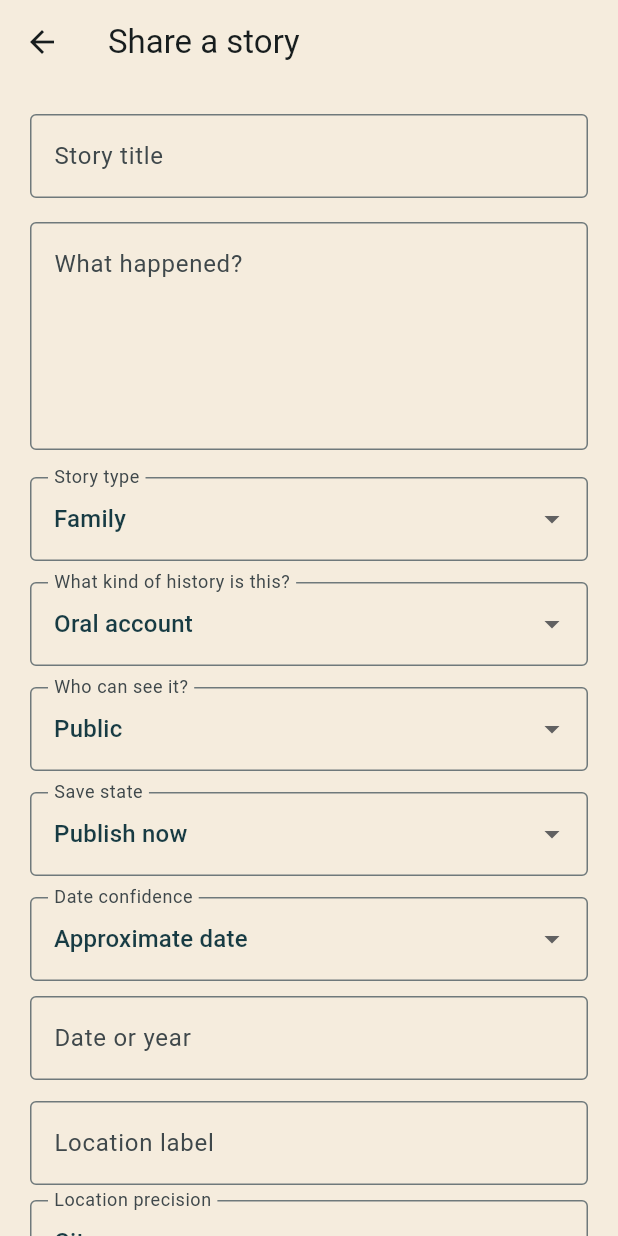
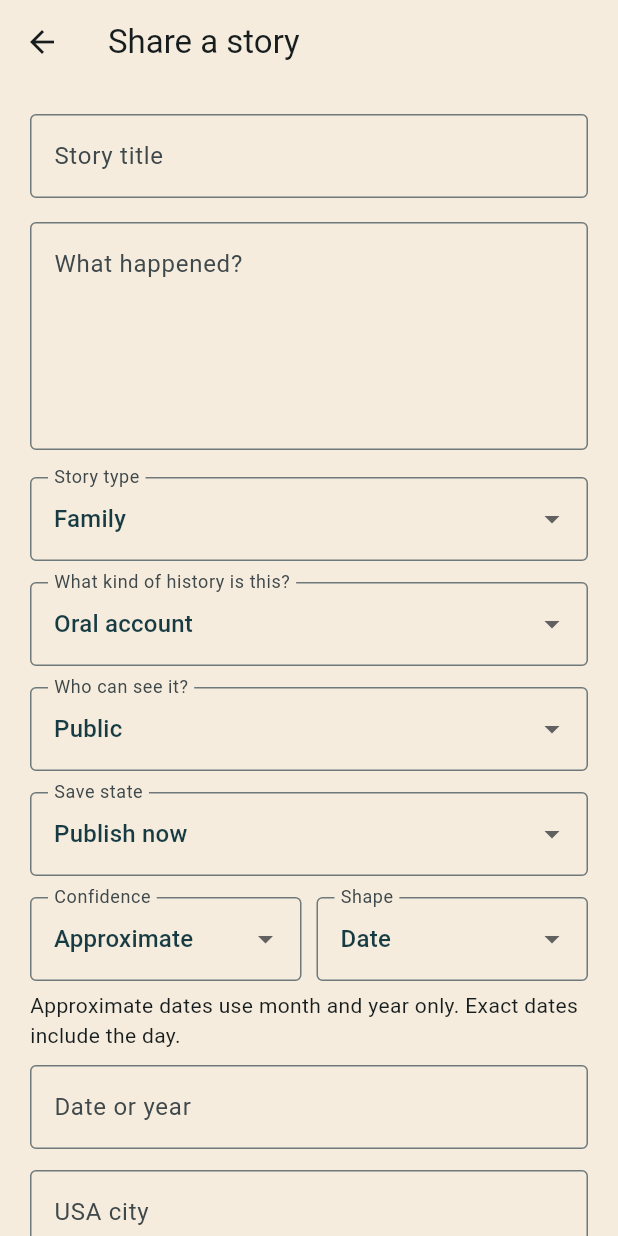
Before and after one commit to AdamJJ12321/kindred, a Flutter app: the screen it shows after launch, item 2 of the bottom bar chosen, after a tap on "Share a story", on a phone screen of 412 x 824 dp. Run offline on Flutter 3.47's test engine with Material 3 defaults, Android fonts, the phone set to English and light mode, and no system bars; our stand-ins replace cloud_firestore, cupertino_ui, file_picker, firebase_auth, firebase_core, firebase_storage and 1 more; accounts and stored records are empty; Roboto replaces fonts that are missing (Avenir, Georgia).

Commit message:
feat: refine date and location story uploads

```diff
--- a/lib/main.dart
+++ b/lib/main.dart
@@ -1263,7 +1263,8 @@ class _StoryFormState extends State<StoryForm> {
   String _visibility = 'Public';
   String _status = 'published';
   final List<PlatformFile> _pickedFiles = [];
-  String _dateKind = 'approximate';
+  String _dateConfidence = 'approximate';
+  String _dateShape = 'single';
   final _dateStart = TextEditingController();
   final _dateEnd = TextEditingController();
   final _locationLabel = TextEditingController();
@@ -1271,6 +1272,23 @@ class _StoryFormState extends State<StoryForm> {
   final _locationLongitude = TextEditingController();
   String _locationPrecision = 'city';
   final List<Map<String, dynamic>> _locations = [];
+  static const _usaCities = <String>[
+    'San Francisco, California',
+    'San Jose, California',
+    'San Diego, California',
+    'Santa Barbara, California',
+    'Santa Monica, California',
+    'Seattle, Washington',
+    'New York, New York',
+    'Newark, New Jersey',
+    'Chicago, Illinois',
+    'Boston, Massachusetts',
+    'Austin, Texas',
+    'Houston, Texas',
+    'Los Angeles, California',
+    'Oakland, California',
+    'Portland, Oregon',
+  ];
   bool _publishing = false;
 
   Future<void> _pickDate(TextEditingController target) async {
@@ -1302,12 +1320,21 @@ class _StoryFormState extends State<StoryForm> {
               ),
             ),
             Expanded(
-              child: CupertinoDatePicker(
+              child: _dateConfidence == 'exact'
+                  ? CupertinoDatePicker(
                       mode: CupertinoDatePickerMode.date,
                       initialDateTime: selected,
                       minimumDate: DateTime(1000),
                       maximumDate: DateTime(2100),
                       onDateTimeChanged: (value) => selected = value,
+                    )
+                  : CupertinoDatePicker(
+                      mode: CupertinoDatePickerMode.monthYear,
+                      initialDateTime: selected,
+                      minimumDate: DateTime(1000),
+                      maximumDate: DateTime(2100),
+                      onDateTimeChanged: (value) =>
+                          selected = DateTime(value.year, value.month),
                     ),
             ),
           ],
@@ -1400,21 +1427,47 @@ class _StoryFormState extends State<StoryForm> {
           onChanged: (v) => setState(() => _status = v!),
         ),
         const SizedBox(height: 14),
-        DropdownButtonFormField<String>(
-          initialValue: _dateKind,
+        Row(
+          children: [
+            Expanded(
+              child: DropdownButtonFormField<String>(
+                initialValue: _dateConfidence,
                 decoration: const InputDecoration(
-            labelText: 'Date confidence',
+                  labelText: 'Confidence',
                   border: OutlineInputBorder(),
                 ),
                 items: const [
-            DropdownMenuItem(value: 'exact', child: Text('Exact date')),
                   DropdownMenuItem(
                     value: 'approximate',
-              child: Text('Approximate date'),
-            ),
+                    child: Text('Approximate'),
+                  ),
+                  DropdownMenuItem(value: 'exact', child: Text('Exact')),
+                ],
+                onChanged: (v) => setState(() => _dateConfidence = v!),
+              ),
+            ),
+            const SizedBox(width: 10),
+            Expanded(
+              child: DropdownButtonFormField<String>(
+                initialValue: _dateShape,
+                decoration: const InputDecoration(
+                  labelText: 'Shape',
+                  border: OutlineInputBorder(),
+                ),
+                items: const [
+                  DropdownMenuItem(value: 'single', child: Text('Date')),
                   DropdownMenuItem(value: 'range', child: Text('Date range')),
                 ],
-          onChanged: (v) => setState(() => _dateKind = v!),
+                onChanged: (v) => setState(() => _dateShape = v!),
+              ),
+            ),
+          ],
+        ),
+        const Padding(
+          padding: EdgeInsets.only(top: 6),
+          child: Text(
+            'Approximate dates use month and year only. Exact dates include the day.',
+          ),
         ),
         const SizedBox(height: 10),
         TextField(
@@ -1423,11 +1476,11 @@ class _StoryFormState extends State<StoryForm> {
           onTap: () => _pickDate(_dateStart),
           decoration: const InputDecoration(
             labelText: 'Date or year',
-            hintText: 'e.g. 1968-06-12',
+            hintText: 'Scroll to choose',
             border: OutlineInputBorder(),
           ),
         ),
-        if (_dateKind == 'range') ...[
+        if (_dateShape == 'range') ...[
           const SizedBox(height: 10),
           TextField(
             controller: _dateEnd,
@@ -1440,12 +1493,50 @@ class _StoryFormState extends State<StoryForm> {
           ),
         ],
         const SizedBox(height: 14),
-        TextField(
-          controller: _locationLabel,
+        Autocomplete<String>(
+          optionsBuilder: (value) {
+            if (value.text.trim().isEmpty || _locationPrecision != 'city') {
+              return const Iterable<String>.empty();
+            }
+            final query = value.text.toLowerCase();
+            return _usaCities.where(
+              (city) => city.toLowerCase().startsWith(query),
+            );
+          },
+          onSelected: (value) => _locationLabel.text = value,
+          fieldViewBuilder: (context, controller, focusNode, onSubmitted) {
+            controller.addListener(() => _locationLabel.text = controller.text);
+            return TextField(
+              controller: controller,
+              focusNode: focusNode,
               decoration: const InputDecoration(
-            labelText: 'Location label',
-            hintText: 'e.g. Oakland Chinatown',
+                labelText: 'USA city',
+                hintText: 'Type e.g. san',
                 border: OutlineInputBorder(),
+              ),
+            );
+          },
+          optionsViewBuilder: (context, onSelected, options) => Align(
+            alignment: Alignment.topLeft,
+            child: Material(
+              elevation: 4,
+              child: ConstrainedBox(
+                constraints: const BoxConstraints(
+                  maxHeight: 220,
+                  maxWidth: 360,
+                ),
+                child: ListView(
+                  children: options
+                      .map(
+                        (city) => ListTile(
+                          title: Text(city),
+                          onTap: () => onSelected(city),
+                        ),
+                      )
+                      .toList(),
+                ),
+              ),
+            ),
           ),
         ),
         const SizedBox(height: 10),
@@ -1588,6 +1679,46 @@ class _StoryFormState extends State<StoryForm> {
                           : '${_pickedFiles.length} file(s) selected',
                     ),
                   ),
+                  if (_pickedFiles.isNotEmpty) ...[
+                    const SizedBox(height: 12),
+                    const Align(
+                      alignment: Alignment.centerLeft,
+                      child: Text(
+                        'Selected files',
+                        style: TextStyle(fontWeight: FontWeight.bold),
+                      ),
+                    ),
+                    ..._pickedFiles.asMap().entries.map((entry) {
+                      final file = entry.value;
+                      final isImage =
+                          file.extension != null &&
+                          [
+                            'jpg',
+                            'jpeg',
+                            'png',
+                          ].contains(file.extension!.toLowerCase());
+                      return ListTile(
+                        leading: isImage && file.bytes != null
+                            ? Image.memory(
+                                file.bytes!,
+                                width: 48,
+                                height: 48,
+                                fit: BoxFit.cover,
+                              )
+                            : const Icon(Icons.insert_drive_file_outlined),
+                        title: Text(file.name),
+                        subtitle: Text(
+                          '${((file.size) / 1024).toStringAsFixed(0)} KB',
+                        ),
+                        trailing: IconButton(
+                          tooltip: 'Remove file',
+                          icon: const Icon(Icons.close),
+                          onPressed: () =>
+                              setState(() => _pickedFiles.removeAt(entry.key)),
+                        ),
+                      );
+                    }),
+                  ],
                 ],
               ),
             ),
@@ -1632,9 +1763,9 @@ class _StoryFormState extends State<StoryForm> {
                           date: _dateStart.text.trim().isEmpty
                               ? null
                               : {
-                                  'kind': _dateKind,
+                                  'kind': _dateConfidence,
                                   'start': _dateStart.text.trim(),
-                                  if (_dateKind == 'range' &&
+                                  if (_dateShape == 'range' &&
                                       _dateEnd.text.trim().isNotEmpty)
                                     'end': _dateEnd.text.trim(),
                                 },
```
Lines whose indentation alone changed are shown as unchanged.
